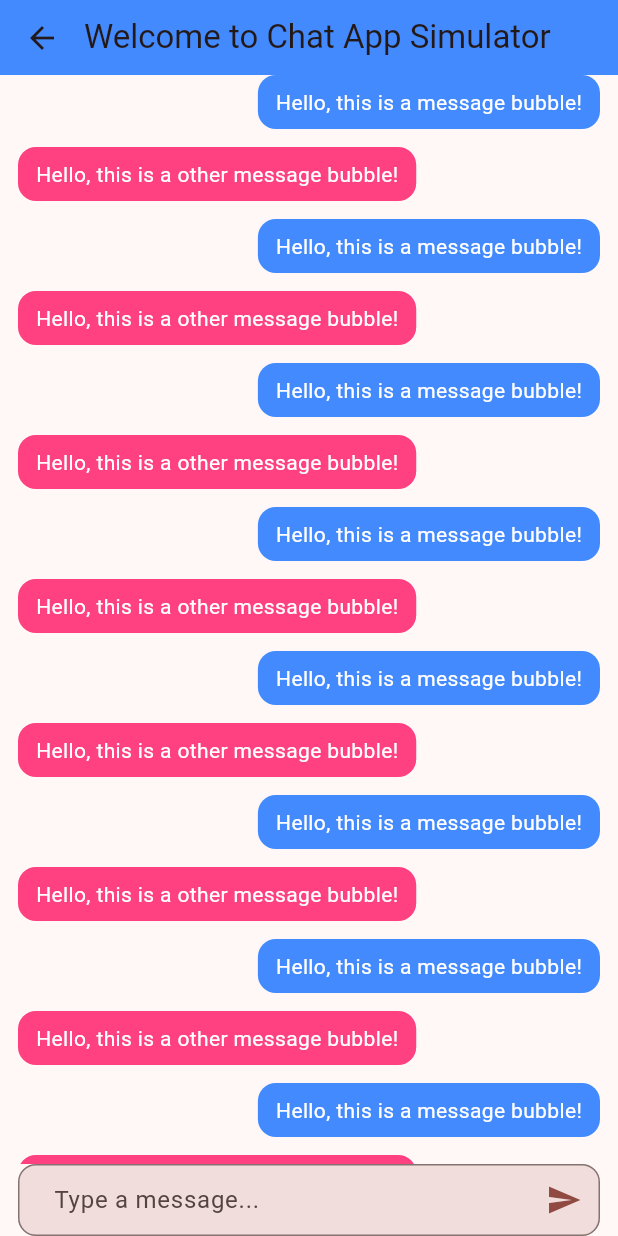
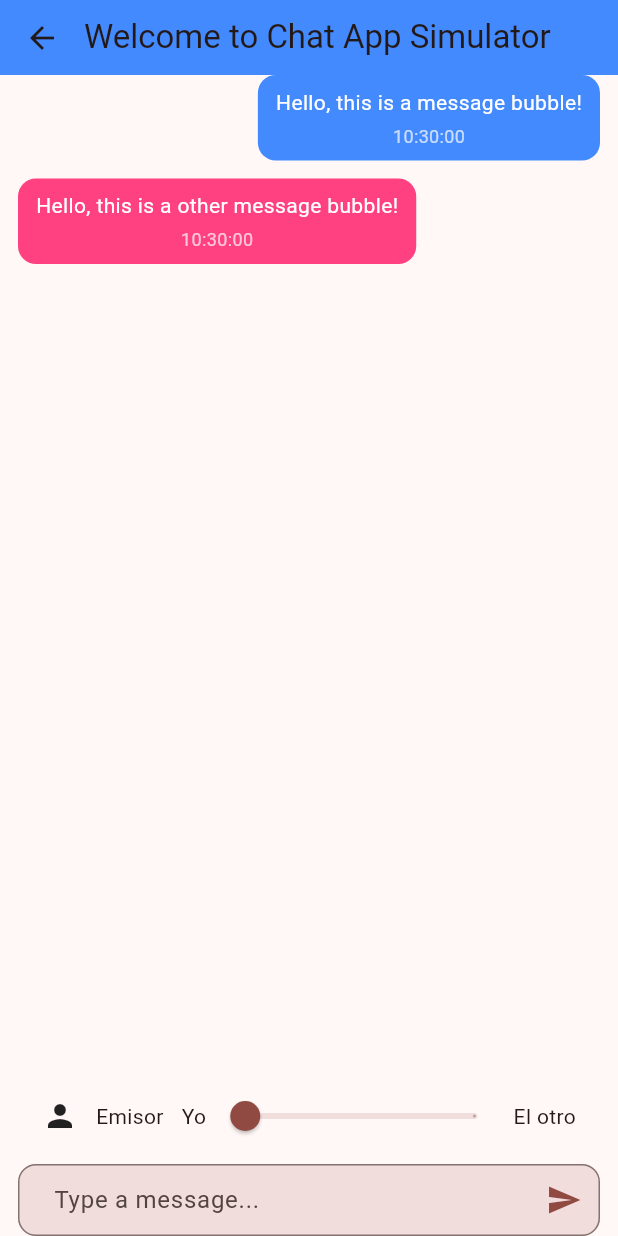
Before and after one commit to RodStazzi/curso_flutter, a Flutter app: the ChatScreen screen opened by its route, on a phone screen of 412 x 824 dp. Run offline on Flutter 3.47's test engine with Material 3 defaults, Android fonts, the light colour scheme and no system bars.

Commit message:
app chat final commiy

```diff
--- a/d_app_chat/lib/presentation/chat/chat_screen.dart
+++ b/d_app_chat/lib/presentation/chat/chat_screen.dart
@@ -3,6 +3,9 @@
 import 'package:d_app_chat/widgets/chats/msg_bubble.dart';
 import 'package:d_app_chat/widgets/chats/other_msg_bubble.dart';
 import 'package:d_app_chat/widgets/shared/msg_field_box.dart';
+import 'package:d_app_chat/providers/chat_provider.dart';
+import 'package:provider/provider.dart';
+import 'package:d_app_chat/domain/entities/msg.dart';
 
 class ChatScreen extends StatelessWidget {
   const ChatScreen({super.key});
@@ -36,25 +39,33 @@
 }
 
 class _ChatBody extends StatelessWidget {
+  _ChatBody();
+
   @override
   Widget build(BuildContext context) {
+    final chatProvider = context.watch<ChatProvider>();
+    final msgs = chatProvider.msg;
     return SafeArea(
       child: Padding(
         padding: const EdgeInsets.symmetric(horizontal: 12),
         child: Column(
           children: [
             Expanded(
-        child: ListView.builder(
-          itemCount: 100,
-          itemBuilder: (context, index) {
-            return index % 2 == 0 ? MsgBubble() : OtherMsgBubble();
-          },
-        ),
+              child: ListView.builder(
+                controller: chatProvider.scrollController,
+                itemCount: msgs.length,
+                itemBuilder: (context, index) {
+                  final msg = msgs[index];
+                  return (msg.who == Who.me)
+                      ? MsgBubble(msg: msg, date: msg.date.toLocal())
+                      : OtherMsgBubble(msg: msg, date: msg.date.toLocal());
+                },
+              ),
             ),
-            MsgFieldBox()
+            MsgFieldBox(),
           ],
         ),
-      )
+      ),
     );
   }
 }
--- a/d_app_chat/lib/widgets/chats/msg_bubble.dart
+++ b/d_app_chat/lib/widgets/chats/msg_bubble.dart
@@ -1,8 +1,13 @@
 import 'package:flutter/material.dart';
+import 'package:d_app_chat/domain/entities/msg.dart';
+//import 'package:d_app_chat/utils/date_time.dart';
 
 class MsgBubble extends StatelessWidget {
 
-  const MsgBubble({super.key});
+  const MsgBubble({super.key, required this.msg, required this.date});
+
+final Msg msg;
+final DateTime date;
 
   @override
   Widget build(BuildContext context) {
@@ -16,8 +21,26 @@ class MsgBubble extends StatelessWidget {
             color: Colors.blueAccent,
             borderRadius: BorderRadius.circular(12)
           ),
-          child: Text('Hello, this is a message bubble!', style: TextStyle(color: Colors.white),),
-        )
+          child: Column(
+            //crossAxisAlignment: CrossAxisAlignment.start,
+            children: [
+              Text(msg.text, style: TextStyle(color: Colors.white),),
+              SizedBox(height: 4),
+              Text(
+  '${date.hour.toString().padLeft(2, '0')}:'
+  '${date.minute.toString().padLeft(2, '0')}:'
+  '${date.second.toString().padLeft(2, '0')}',
+  style: const TextStyle(
+    color: Colors.white70,
+    fontSize: 12,
+  ),
+)
+              // Text(
+              //   date.toString(),
+              //   style: TextStyle(color: Colors.white70, fontSize: 12),
+              // ),
+            ],
+          ),        )
       ],
     );
   }
--- a/d_app_chat/lib/widgets/chats/other_msg_bubble.dart
+++ b/d_app_chat/lib/widgets/chats/other_msg_bubble.dart
@@ -1,8 +1,12 @@
 import 'package:flutter/material.dart';
+import 'package:d_app_chat/domain/entities/msg.dart';
 
 class OtherMsgBubble extends StatelessWidget {
 
-  const OtherMsgBubble({super.key});
+  const OtherMsgBubble({super.key, required this.msg, required this.date});
+
+final Msg msg;
+final DateTime date;
 
   @override
   Widget build(BuildContext context) {
@@ -16,7 +20,26 @@ class OtherMsgBubble extends StatelessWidget {
             color: Colors.pinkAccent,
             borderRadius: BorderRadius.circular(12)
           ),
-          child: Text('Hello, this is a other message bubble!', style: TextStyle(color: Colors.white),),
+          child: Column(
+            //crossAxisAlignment: CrossAxisAlignment.start,
+            children: [
+              Text(msg.text, style: TextStyle(color: Colors.white),),
+              SizedBox(height: 4),
+              // Text(
+              //   date.toString(),
+              //   style: TextStyle(color: Colors.white70, fontSize: 12),
+              // ),
+              Text(
+  '${date.hour.toString().padLeft(2, '0')}:'
+  '${date.minute.toString().padLeft(2, '0')}:'
+  '${date.second.toString().padLeft(2, '0')}',
+  style: const TextStyle(
+    color: Colors.white70,
+    fontSize: 12,
+  ),
+)
+            ],
+          ),
         )
       ],
     );
--- a/d_app_chat/lib/widgets/shared/msg_field_box.dart
+++ b/d_app_chat/lib/widgets/shared/msg_field_box.dart
@@ -1,23 +1,100 @@
 import 'package:flutter/material.dart';
+import 'package:d_app_chat/providers/chat_provider.dart';
+import 'package:provider/provider.dart';
+import 'package:d_app_chat/domain/entities/msg.dart';
 
 class MsgFieldBox extends StatelessWidget {
   const MsgFieldBox({super.key});
 
   @override
   Widget build(BuildContext context) {
-
     final colors = Theme.of(context).colorScheme;
     final textController = TextEditingController();
     final focusNode = FocusNode();
 
-    return TextFormField(
+    return Column(
+      children: [
+        Container(
+          padding: const EdgeInsets.symmetric(horizontal: 16, vertical: 8),
+          decoration: BoxDecoration(
+            color: colors.surface.withOpacity(0.3),
+            borderRadius: BorderRadius.circular(12),
+          ),
+          child: Row(
+            children: [
+              Icon(Icons.person),
+              SizedBox(width: 12),
+              Text('Emisor'),
+              const SizedBox(width: 12),
+              Expanded(
+                child: Consumer<ChatProvider>(
+                  builder: (context, chatProvider, child) {
+                    return Row(
+                      children: [
+                        const Text('Yo'),
+                        Expanded(
+                          child: Slider(
+                            min: 0,
+                            max: 1,
+                            divisions: 1,
+                            value: chatProvider.selectedSender == Who.me
+                                ? 0.0
+                                : 1.0,
+                            onChanged: (value) {
+                              chatProvider.changeSelectedSender(
+                                value < 0.5 ? Who.me : Who.other,
+                              );
+                            },
+                          ),
+                        ),
+                        const Text('El otro'),
+                      ],
+                    );
+                  },
+                ),
+                // Consumer<ChatProvider>(
+                //   builder:(context, chatProvider, child) {
+                //     return Row(
+                //       children: [
+                //         Text("Yo", style: TextStyle(
+                //           color: chatProvider.selectedSender == Who.me
+                //           ? colors.onSurface : colors.primary,
+                //           fontSize: 16,
+                //           fontWeight: chatProvider.selectedSender == Who.me
+                //           ? FontWeight.bold : FontWeight.normal
+                //         )),
+                //         const SizedBox(width: 12,),
+                //         Expanded(
+                //           child: Slider(value: chatProvider.selectedSender == Who.me ? 1 : 0,
+                //           onChanged: (value) {
+                //             chatProvider.changeSelectedSender(
+                //               value == 1 ? Who.me : Who.other
+                //             );
+                //           }
+                //           )
+                //         ),
+                //         Text("The other", style: TextStyle(
+                //           color: chatProvider.selectedSender == Who.other
+                //           ? colors.onSurface : colors.primary,
+                //           fontSize: 16,
+                //           fontWeight: chatProvider.selectedSender == Who.other
+                //           ? FontWeight.bold : FontWeight.normal
+                //         )),
+                //         const SizedBox(width: 12,),
+                //       ]
+                //     );
+                //   },
+                // )
+              ),
+            ],
+          ),
+        ),
+        TextFormField(
           focusNode: focusNode,
           controller: textController,
           decoration: InputDecoration(
             hintText: 'Type a message...',
-        border: OutlineInputBorder(
-          borderRadius: BorderRadius.circular(12),
-        ),
+            border: OutlineInputBorder(borderRadius: BorderRadius.circular(12)),
             filled: true,
             enabledBorder: OutlineInputBorder(
               borderSide: BorderSide(color: colors.outline),
@@ -30,22 +107,28 @@ final focusNode = FocusNode();
             suffixIcon: IconButton(
               icon: Icon(Icons.send, color: colors.primary),
               onPressed: () {
+                final chatProvider = context.read<ChatProvider>();
                 final text = textController.text;
+
                 textController.clear();
-            print("send : $text");
+                chatProvider.addMsg(text);
                 focusNode.requestFocus();
               },
             ),
             contentPadding: EdgeInsets.symmetric(horizontal: 20, vertical: 10),
           ),
           onFieldSubmitted: (value) {
-        print('onFieldSubmitted: $value');
+            final chatProvider = context.read<ChatProvider>();
+            final text = textController.text;
+            chatProvider.addMsg(text);
             textController.clear();
             focusNode.requestFocus();
           },
           onChanged: (value) {
             print('onChanged: $value');
           },
+        ),
+      ],
     );
   }
 }
```
Also changed, not shown: d_app_chat/lib/main.dart (+7 -9 lines), d_app_chat/lib/providers/chat_provider.dart (+29 -7 lines). Lines whose indentation alone changed are shown as unchanged.
